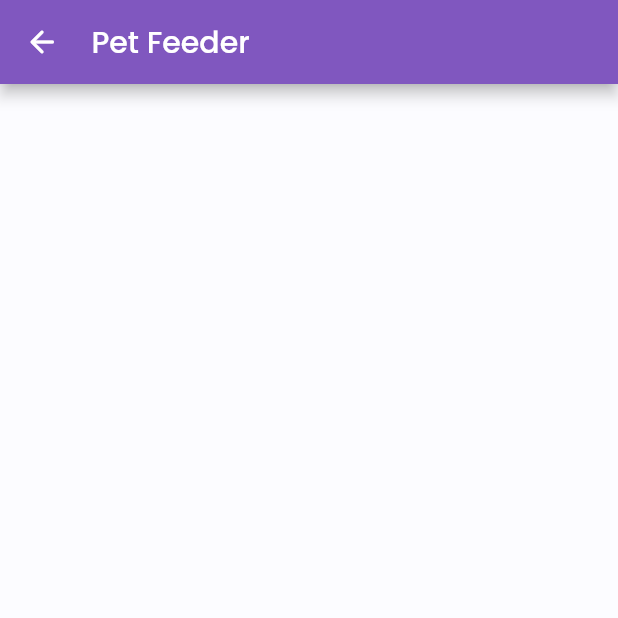
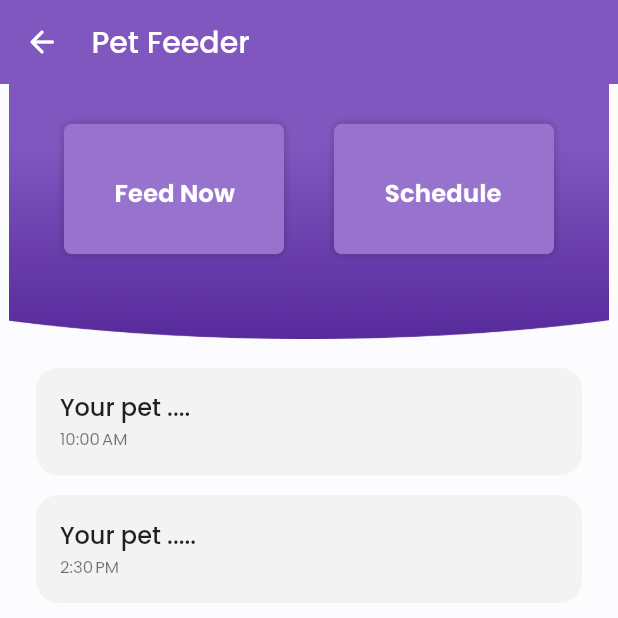
Before and after one commit to frenniemarielargado/pet-app, a Flutter app: the PetFeeder screen opened directly, on a phone screen of 412 x 824 dp, the top half of it. Run offline on Flutter 3.47's test engine with Material 2 defaults, Android fonts, the phone set to English and light mode, and no system bars; our stand-ins replace cloud_firestore, firebase_auth, firebase_core, fluttertoast; accounts and stored records are empty.

Commit message:
New Commit

```diff
--- a/lib/pet_feeder/pet_feeder.dart
+++ b/lib/pet_feeder/pet_feeder.dart
@@ -1,4 +1,15 @@
 import 'package:flutter/material.dart';
+import 'package:intl/intl.dart';
+import 'package:thesis_app/pet_feeder/manual_feeding.dart';
+
+
+
+class Reminder {
+  final String title;
+  final DateTime time;
+
+  Reminder({required this.title, required this.time});
+}
 
 class PetFeeder extends StatefulWidget {
   const PetFeeder({Key? key}) : super(key: key);
@@ -8,11 +19,28 @@ class PetFeeder extends StatefulWidget {
 }
 
 class _PetFeederState extends State<PetFeeder> {
+
+  final List<Reminder> reminders = [
+    Reminder(
+      title: "Your pet ....",
+      time: DateTime(2023, 5, 21, 10, 0), // Example time
+    ),
+    Reminder(
+      title: "Your pet .....",
+      time: DateTime(2023, 5, 22, 14, 30), // Example time
+    ),
+    // Add more reminders as needed
+  ];
+
+
+
+
   @override
   Widget build(BuildContext context) {
     return Scaffold(
       backgroundColor: const Color(0xFFFCFCFF),
       appBar: AppBar(
+        elevation: 0,
         leading: IconButton(
           icon: const Icon(Icons.arrow_back_rounded),
           onPressed: () => Navigator.of(context).pop(),
@@ -21,6 +49,102 @@ class _PetFeederState extends State<PetFeeder> {
         titleSpacing: 5.0,
         backgroundColor: const Color(0xFF8057BF),
       ),
+      body: Column(
+          mainAxisAlignment: MainAxisAlignment.start,
+          children: [
+            Stack(
+                children: [
+                  Container(
+                      alignment: Alignment.topCenter,
+                      child: Image.asset('assets/images/petFeeder_background.png',
+                        width: 400,
+                        height: 170,
+                        fit: BoxFit.fill,
+
+                      )
+                  ),
+                  Padding(
+                    padding: const EdgeInsets.only(top: 20.0),
+                    child: Row(
+                      mainAxisAlignment: MainAxisAlignment.center,
+                      children: [
+                        Positioned(
+                            child: InkWell(
+                              onTap: () {
+                                  Navigator.of(context).push(
+                                  MaterialPageRoute(
+                                  builder: (context) => const ManualFeeding(),
+                              ),
+                            );
+                          },
+                              child: Image.asset(
+                                'assets/images/feedNow.png', // Replace with your button 1 image path
+                                width: 180, // Set the desired width
+                                height: 100, // Set the desired height
+                              ),
+                            ),
+                        ),
+                        Positioned(
+                          child: InkWell(
+                            onTap: () {
+                            },
+                            child: Image.asset(
+                              'assets/images/schedule.png', // Replace with your button 2 image path
+                              width: 180, // Set the desired width
+                              height: 100, // Set the desired height
+                            ),
+                          ),
+                        ),
+                      ],
+                    ),
+                  ),
+                ]
+            ),
+            const SizedBox(height: 10),
+            Expanded(child:
+            ListView.builder(
+              itemCount: reminders.length,
+              itemBuilder: (context, index) {
+                final formattedTime = DateFormat.jm().format(reminders[index].time);
+                return Padding(
+                  padding: const EdgeInsets.only(left: 20.0, right: 20.0, top: 5),
+                  child: Card(
+                    shape: RoundedRectangleBorder(
+                      borderRadius: BorderRadius.circular(15.0),
+                    ),
+                    elevation: 0,
+                    child: Container(
+                      decoration: BoxDecoration(
+                        borderRadius: BorderRadius.circular(15.0),
+                        color: const Color(0xFFF3F3F3),
+                      ),
+                      child: ListTile(
+                        title: Text(
+                          reminders[index].title,
+                          style: const TextStyle(fontSize: 16.0, fontFamily: 'Poppins', fontWeight: FontWeight.w500),
+                        ),
+                        subtitle: Text(
+                          formattedTime,
+                          style: const TextStyle(fontSize: 11.0, fontFamily: 'Poppins'),
+                        ),
+                      ),
+                    ),
+                  ),
+                );
+
+              },
+            ),
+
+
+            ),
+          ]),
+
+
+
+
+
+
+
     );
   }
 }
```
Also changed, not shown: lib/pet_feeder/manual_feeding.dart (added, +138 -0 lines), lib/user/login.dart (+25 -9 lines), lib/user/signup.dart (+44 -17 lines), pubspec.yaml (+6 -3 lines), assets/images/app_icon.png (renamed from assets/images/logo.png), assets/images/feedNow.png (added), assets/images/petFeeder_background.png (added), assets/images/schedule.png (added), lib/pet_feeder/schedule_feeding.dart (added), pubspec.lock, 31 other files.
